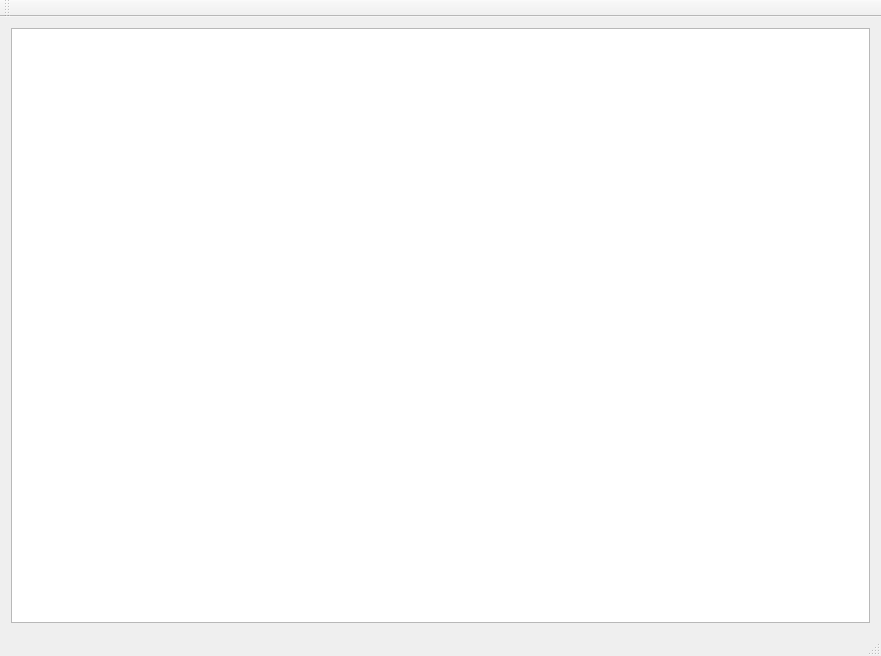
gil9red/combustion, file mainwindow.ui: the form before one commit.
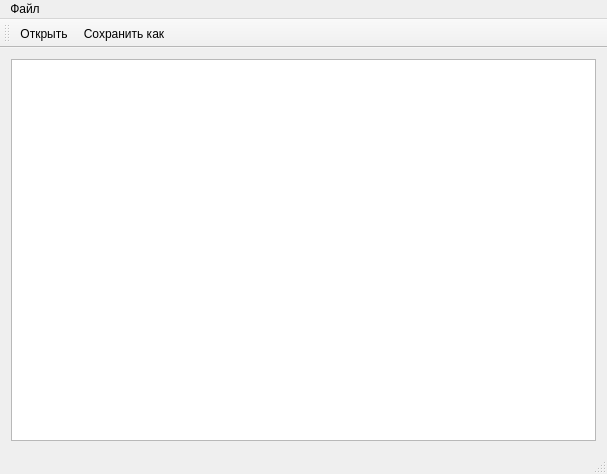
The form after the commit.

Patch:
```diff
--- a/mainwindow.ui
+++ b/mainwindow.ui
@@ -6,8 +6,8 @@
    <rect>
     <x>0</x>
     <y>0</y>
-    <width>881</width>
-    <height>656</height>
+    <width>607</width>
+    <height>474</height>
    </rect>
   </property>
   <property name="windowTitle">
@@ -25,10 +25,20 @@
     <rect>
      <x>0</x>
      <y>0</y>
-     <width>881</width>
+     <width>607</width>
      <height>21</height>
     </rect>
    </property>
+   <widget class="QMenu" name="menu">
+    <property name="title">
+     <string>Файл</string>
+    </property>
+    <addaction name="actionOpen"/>
+    <addaction name="actionSaveAs"/>
+    <addaction name="separator"/>
+    <addaction name="actionQuit"/>
+   </widget>
+   <addaction name="menu"/>
   </widget>
   <widget class="QToolBar" name="mainToolBar">
    <attribute name="toolBarArea">
@@ -37,8 +47,34 @@
    <attribute name="toolBarBreak">
     <bool>false</bool>
    </attribute>
+   <addaction name="actionOpen"/>
+   <addaction name="actionSaveAs"/>
   </widget>
   <widget class="QStatusBar" name="statusBar"/>
+  <action name="actionOpen">
+   <property name="text">
+    <string>Открыть</string>
+   </property>
+   <property name="shortcut">
+    <string>Ctrl+O</string>
+   </property>
+  </action>
+  <action name="actionQuit">
+   <property name="text">
+    <string>Выход</string>
+   </property>
+   <property name="shortcut">
+    <string>Ctrl+Q</string>
+   </property>
+  </action>
+  <action name="actionSaveAs">
+   <property name="text">
+    <string>Сохранить как...</string>
+   </property>
+   <property name="shortcut">
+    <string>Ctrl+S</string>
+   </property>
+  </action>
  </widget>
  <layoutdefault spacing="6" margin="11"/>
  <resources/>
```
Left out of the diff: 25 changed lines with no effect on the pictures.
